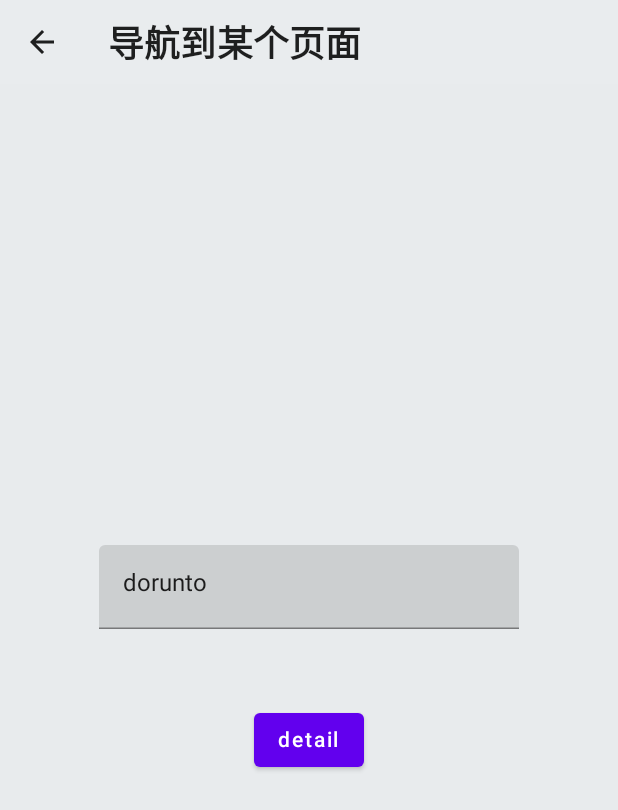
After one commit to wuhouchun123/my-application, an Android app built with Jetpack Compose: the Navigate screen opened through its navigation route, on a phone screen of 412 x 824 dp. The commit adds this screen. Shown: the top 810 px of the screen. Run offline under Robolectric (Android 15) with nearby library versions, the phone set to English and light mode, and no system bars.

Commit message:
3.7.0
Navgate（导航到某个页面）-1.0.0

```diff
--- a/app/build.gradle
+++ b/app/build.gradle
@@ -11,8 +11,8 @@ android {
         applicationId "com.example.myapplication"
         minSdk 24
         targetSdk 33
-        versionCode 10
-        versionName "3.5.1"
+        versionCode 11
+        versionName "3.7.0"
 
         testInstrumentationRunner "androidx.test.runner.AndroidJUnitRunner"
         vectorDrawables {
--- a/app/src/main/java/com/example/myapplication/model/AppScreen.kt
+++ b/app/src/main/java/com/example/myapplication/model/AppScreen.kt
@@ -19,5 +19,6 @@ enum class AppScreen(val title: String) {
     Chat(title = "聊天功能"),
     FixedBall(title = "滑动到某位置固定的球"),
     CircularProgressBar(title = "动态圆弧进度条"),
-    Animated3DDropDown(title = "3D下拉动画")
+    Animated3DDropDown(title = "3D下拉动画"),
+    Navigate("导航到某个页面")
 }
--- /dev/null
+++ b/app/src/main/java/com/example/myapplication/model/NavRoute.kt
@@ -0,0 +1,15 @@
+package com.example.myapplication.model
+
+sealed class NavRoute(val route : String) {
+    object home: NavRoute("home")
+    object detail: NavRoute("detail")
+
+    fun withArgs(vararg args: String): String {
+        return buildString {
+            append(route)
+            args.forEach { arg ->
+                append("/$arg")
+            }
+        }
+    }
+}
--- a/app/src/main/java/com/example/myapplication/ui/components/AppNavHost.kt
+++ b/app/src/main/java/com/example/myapplication/ui/components/AppNavHost.kt
@@ -74,5 +74,9 @@ fun AppNavHost(
         composable(route = AppScreen.Animated3DDropDown.name) {
             Animated3DDropDown()
         }
+
+        composable(route = AppScreen.Navigate.name) {
+            Navigate()
+        }
     }
 }
--- /dev/null
+++ b/app/src/main/java/com/example/myapplication/ui/screens/Navigate.kt
@@ -0,0 +1,94 @@
+package com.example.myapplication.ui.screens
+
+import androidx.compose.foundation.layout.Arrangement
+import androidx.compose.foundation.layout.Box
+import androidx.compose.foundation.layout.Column
+import androidx.compose.foundation.layout.Spacer
+import androidx.compose.foundation.layout.fillMaxSize
+import androidx.compose.foundation.layout.height
+import androidx.compose.material.Button
+import androidx.compose.material.Text
+import androidx.compose.material.TextField
+import androidx.compose.runtime.Composable
+import androidx.compose.runtime.mutableStateOf
+import androidx.compose.runtime.remember
+import androidx.compose.runtime.setValue
+import androidx.compose.runtime.getValue
+import androidx.compose.ui.Alignment
+import androidx.compose.ui.Modifier
+import androidx.compose.ui.unit.dp
+import androidx.navigation.NavController
+import androidx.navigation.NavType
+import androidx.navigation.compose.NavHost
+import androidx.navigation.compose.composable
+import androidx.navigation.compose.rememberNavController
+import androidx.navigation.navArgument
+import com.example.myapplication.model.NavRoute
+
+@Composable
+fun Navigate() {
+    NavigatePage()
+}
+
+@Composable
+fun NavigatePage(
+    modifier: Modifier = Modifier
+) {
+    var navController = rememberNavController()
+
+    NavHost(navController = navController, startDestination = NavRoute.home.route){
+        composable(route = NavRoute.home.route){
+            HomeScreen(navController = navController)
+        }
+
+        composable(
+            route = NavRoute.detail.route + "/{name}",
+            arguments = listOf(
+                navArgument(name = "name") {
+                    type = NavType.StringType
+                    nullable = true
+                    defaultValue = "dorunto"
+                }
+            )
+        ) { entry ->
+            detailScreen(name = entry.arguments?.getString("name"))
+        }
+    }
+
+}
+
+@Composable
+fun HomeScreen(navController: NavController) {
+    Column (
+        modifier = Modifier.fillMaxSize(),
+        horizontalAlignment = Alignment.CenterHorizontally,
+        verticalArrangement = Arrangement.Center
+    ) {
+        var text by remember {
+            mutableStateOf("dorunto")
+        }
+
+        TextField(
+            value = text,
+            onValueChange = {
+                text = it
+            }
+        )
+        Spacer(modifier = Modifier.height(50.dp))
+        Button(onClick = {
+            navController.navigate(NavRoute.detail.withArgs(text))
+        }) {
+            Text("detail")
+        }
+    }
+}
+
+@Composable
+fun detailScreen(name: String?) {
+    Box (
+        modifier = Modifier.fillMaxSize(),
+        contentAlignment = Alignment.Center
+    ) {
+        Text("hello $name")
+    }
+}
--- a/app/src/main/java/com/example/myapplication/viewModel/ExampleViewModel.kt
+++ b/app/src/main/java/com/example/myapplication/viewModel/ExampleViewModel.kt
@@ -17,6 +17,7 @@ class ExampleViewModel: ViewModel() {
         AppScreen.Chat,
         AppScreen.FixedBall,
         AppScreen.CircularProgressBar,
-        AppScreen.Animated3DDropDown
+        AppScreen.Animated3DDropDown,
+        AppScreen.Navigate
     )
 }
```
